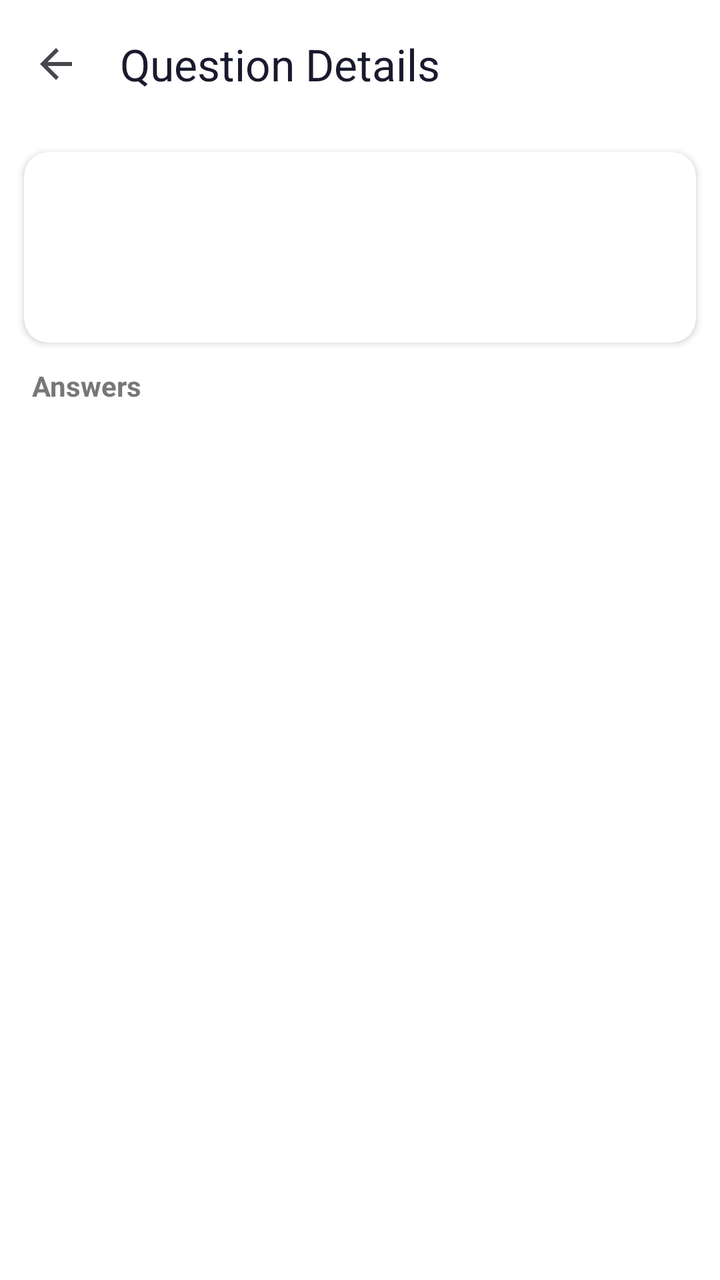
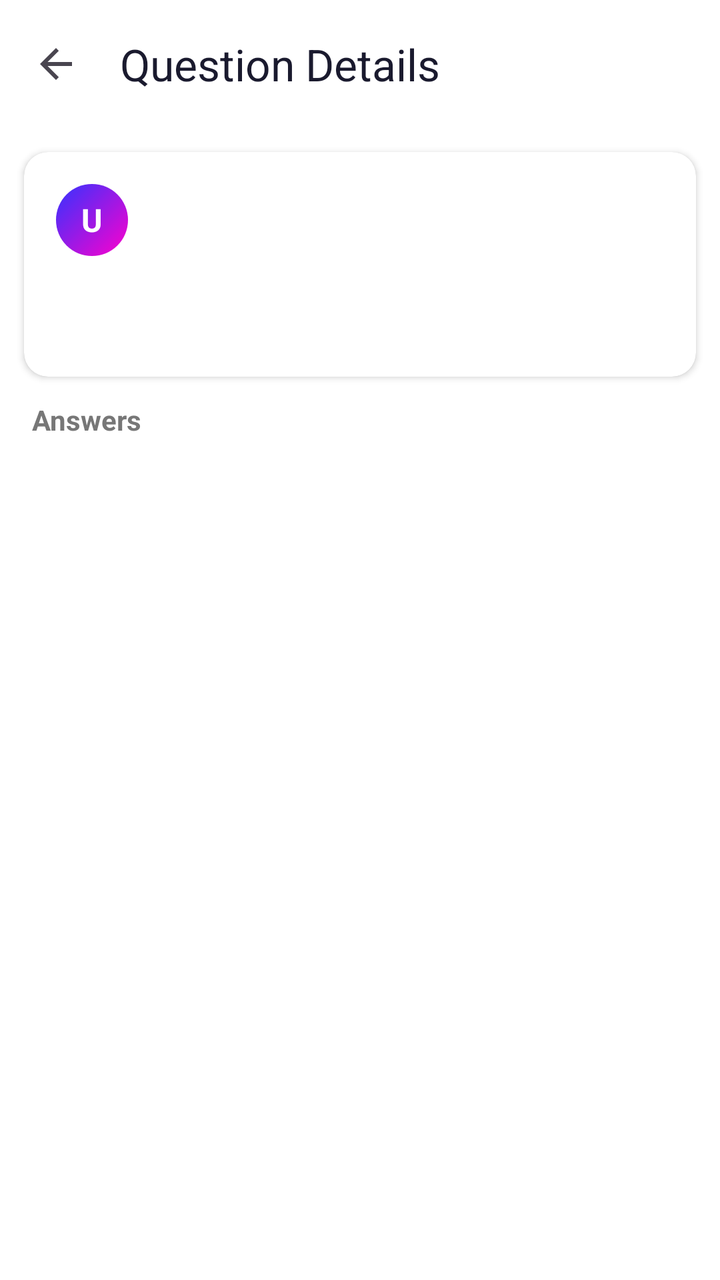

The first picture is an Android layout as it rendered before a commit; the second is the same layout after the commit. The layout source and the unified diff follow.
<!-- AndroidManifest.xml: application theme Theme.MXNexus -->
<!-- res/layout/activity_query_detail.xml -->
<?xml version="1.0" encoding="utf-8"?>
<LinearLayout xmlns:android="http://schemas.android.com/apk/res/android"
    xmlns:app="http://schemas.android.com/apk/res-auto"
    android:layout_width="match_parent"
    android:layout_height="match_parent"
    android:orientation="vertical"
    android:fitsSystemWindows="true"
    android:background="@color/background">

    <androidx.appcompat.widget.Toolbar
        android:id="@+id/queryToolbar"
        android:layout_width="match_parent"
        android:layout_height="?attr/actionBarSize"
        android:background="@color/surface"
        app:navigationIcon="?attr/homeAsUpIndicator"
        app:title="Question Details" />

    <androidx.core.widget.NestedScrollView
        android:layout_width="match_parent"
        android:layout_height="0dp"
        android:layout_weight="1">

        <LinearLayout
            android:layout_width="match_parent"
            android:layout_height="wrap_content"
            android:orientation="vertical">

            
            <androidx.cardview.widget.CardView
                android:layout_width="match_parent"
                android:layout_height="wrap_content"
                android:layout_margin="12dp"
                app:cardCornerRadius="12dp"
                app:cardElevation="2dp">

                <LinearLayout
                    android:layout_width="match_parent"
                    android:layout_height="wrap_content"
                    android:orientation="vertical"
                    android:padding="16dp">

                    <TextView
                        android:id="@+id/tvDetailUserName"
                        android:layout_width="wrap_content"
                        android:layout_height="wrap_content"
                        android:textStyle="bold"
                        android:textColor="@color/text_primary"
                        android:layout_marginBottom="8dp"/>

                    <TextView
                        android:id="@+id/tvDetailQuestion"
                        android:layout_width="match_parent"
                        android:layout_height="wrap_content"
                        android:textSize="18sp"
                        android:textColor="@color/text_primary"
                        android:lineSpacingMultiplier="1.2"
                        android:layout_marginBottom="12dp" />

                </LinearLayout>
            </androidx.cardview.widget.CardView>

            <TextView
                android:layout_width="wrap_content"
                android:layout_height="wrap_content"
                android:text="Answers"
                android:textStyle="bold"
                android:layout_marginStart="16dp"
                android:layout_marginBottom="8dp"
                android:textColor="@color/text_secondary"/>

            <androidx.recyclerview.widget.RecyclerView
                android:id="@+id/rvAnswers"
                android:layout_width="match_parent"
                android:layout_height="wrap_content"
                android:nestedScrollingEnabled="false" />

        </LinearLayout>
    </androidx.core.widget.NestedScrollView>

    
    <LinearLayout
        android:id="@+id/layoutAlumniInput"
        android:layout_width="match_parent"
        android:layout_height="wrap_content"
        android:orientation="horizontal"
        android:padding="8dp"
        android:background="@color/surface"
        android:gravity="center_vertical"
        android:visibility="gone">

        <EditText
            android:id="@+id/etAnswer"
            android:layout_width="0dp"
            android:layout_height="wrap_content"
            android:layout_weight="1"
            android:background="@drawable/spinner_background"
            android:hint="Provide your guidance..."
            android:padding="12dp"
            android:textSize="14sp"
            android:maxLines="4" />

        <ImageButton
            android:id="@+id/btnSendAnswer"
            android:layout_width="48dp"
            android:layout_height="48dp"
            android:layout_marginStart="8dp"
            android:background="?attr/selectableItemBackgroundBorderless"
            android:src="@android:drawable/ic_menu_send"
            app:tint="@color/primary" />

    </LinearLayout>

</LinearLayout>
<!-- resources referenced by this layout -->
<resources>
  <color name="background">#FFFFFF</color>
  <color name="primary">#FF00CC</color>
  <color name="surface">#FFFFFF</color>
  <color name="text_primary">#333333</color>
  <color name="text_secondary">#777777</color>
  <!-- drawable spinner_background (drawable) -->
  <?xml version="1.0" encoding="utf-8"?>
  <shape xmlns:android="http://schemas.android.com/apk/res/android">
      <stroke android:width="1dp" android:color="#EEEEEE" />
      <corners android:radius="12dp" />
      <solid android:color="#FFFFFF" />
      <padding android:left="12dp" android:right="12dp" android:top="8dp" android:bottom="8dp" />
  </shape>
  <style name="Theme.MXNexus" parent="Base.Theme.MXNexus" />
  <style name="Base.Theme.MXNexus" parent="Theme.Material3.Light.NoActionBar">
          <item name="colorPrimary">@color/primary</item>
          <item name="colorOnPrimary">@color/surface</item>
          <item name="colorSecondary">@color/accent</item>
          <item name="android:colorBackground">@color/background</item>
          <item name="android:fontFamily">sans-serif</item>
          <item name="android:textColorPrimary">#1A1A2E</item>
          <item name="materialButtonStyle">@style/WhiteTextButton</item>
      </style>
  <color name="accent">#3333FF</color>
  <style name="WhiteTextButton" parent="Widget.MaterialComponents.Button">
          <item name="android:textColor">#FFFFFF</item>
      </style>
</resources>

<!-- the commit's change to res/layout/activity_query_detail.xml (unified diff, before → after) -->
@@ -39,13 +39,42 @@
                     android:orientation="vertical"
                     android:padding="16dp">
 
-                    <TextView
-                        android:id="@+id/tvDetailUserName"
-                        android:layout_width="wrap_content"
+                    <LinearLayout
+                        android:layout_width="match_parent"
                         android:layout_height="wrap_content"
-                        android:textStyle="bold"
-                        android:textColor="@color/text_primary"
-                        android:layout_marginBottom="8dp"/>
+                        android:orientation="horizontal"
+                        android:gravity="center_vertical"
+                        android:layout_marginBottom="8dp">
+
+                        <FrameLayout
+                            android:layout_width="36dp"
+                            android:layout_height="36dp"
+                            android:layout_marginEnd="10dp">
+                            <TextView
+                                android:id="@+id/tvDetailInitial"
+                                android:layout_width="match_parent"
+                                android:layout_height="match_parent"
+                                android:background="@drawable/gradient_avatar_bg"
+                                android:gravity="center"
+                                android:text="U"
+                                android:textColor="#FFFFFF"
+                                android:textSize="16sp"
+                                android:textStyle="bold"/>
+                            <ImageView
+                                android:id="@+id/imgDetailAvatar"
+                                android:layout_width="match_parent"
+                                android:layout_height="match_parent"
+                                android:scaleType="centerCrop"
+                                android:visibility="gone"/>
+                        </FrameLayout>
+
+                        <TextView
+                            android:id="@+id/tvDetailUserName"
+                            android:layout_width="wrap_content"
+                            android:layout_height="wrap_content"
+                            android:textStyle="bold"
+                            android:textColor="@color/text_primary"/>
+                    </LinearLayout>
 
                     <TextView
                         android:id="@+id/tvDetailQuestion"
<!-- resource entries referenced after the edit -->
@@ -5,6 +5,15 @@
   <color name="surface">#FFFFFF</color>
   <color name="text_primary">#333333</color>
   <color name="text_secondary">#777777</color>
+  <!-- drawable gradient_avatar_bg (drawable) -->
+  <?xml version="1.0" encoding="utf-8"?>
+  <shape xmlns:android="http://schemas.android.com/apk/res/android"
+      android:shape="oval">
+      <gradient
+          android:startColor="#FF00CC"
+          android:endColor="#3333FF"
+          android:angle="135"/>
+  </shape>
   <!-- drawable spinner_background (drawable) -->
   <?xml version="1.0" encoding="utf-8"?>
   <shape xmlns:android="http://schemas.android.com/apk/res/android">
